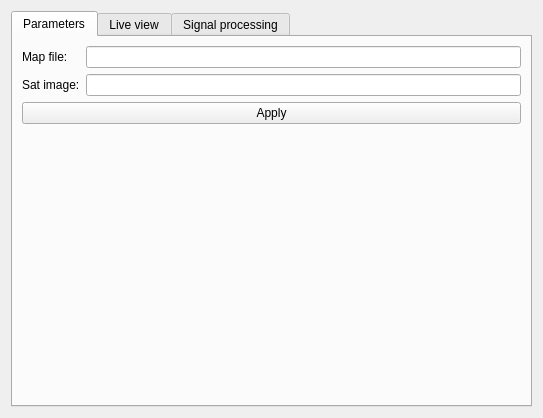
The window that Hanse/Module_SonarLocalization/form_sonarlocalization.ui (iti-luebeck/HANSE2011) describes before a commit, drawn with Qt 5.
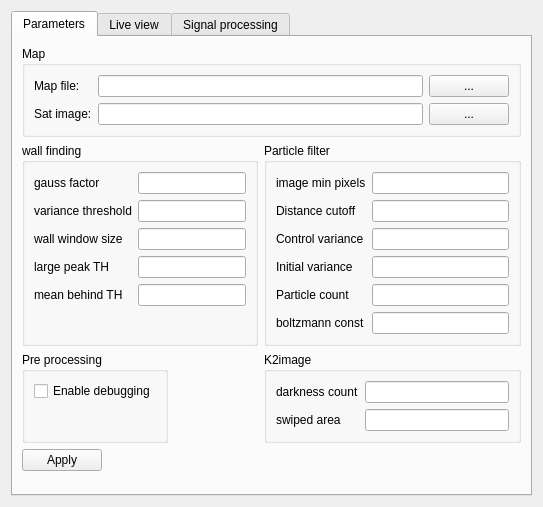
The same window after the commit.

Commit message: - migrate to Jan's better QGraphicsView - made a lot of SonarLocalization parameters runtime changeable - sonar particle filter runs in a seperate thread now - misc bugfixes

```diff
--- a/Hanse/Module_SonarLocalization/form_sonarlocalization.ui
+++ b/Hanse/Module_SonarLocalization/form_sonarlocalization.ui
@@ -7,7 +7,7 @@
     <x>0</x>
     <y>0</y>
     <width>543</width>
-    <height>418</height>
+    <height>507</height>
    </rect>
   </property>
   <property name="windowTitle">
@@ -23,33 +23,235 @@
       <attribute name="title">
        <string>Parameters</string>
       </attribute>
-      <layout class="QFormLayout" name="formLayout">
-       <item row="0" column="0">
-        <widget class="QLabel" name="label_3">
-         <property name="text">
-          <string>Map file: </string>
+      <layout class="QFormLayout" name="formLayout_2">
+       <item row="5" column="1">
+        <widget class="QGroupBox" name="groupBox_4">
+         <property name="title">
+          <string>K2image</string>
          </property>
+         <layout class="QFormLayout" name="formLayout">
+          <property name="fieldGrowthPolicy">
+           <enum>QFormLayout::AllNonFixedFieldsGrow</enum>
+          </property>
+          <item row="0" column="0">
+           <widget class="QLabel" name="label_6">
+            <property name="text">
+             <string>darkness count</string>
+            </property>
+           </widget>
+          </item>
+          <item row="0" column="1">
+           <widget class="QLineEdit" name="darknessCnt"/>
+          </item>
+          <item row="1" column="0">
+           <widget class="QLabel" name="label_7">
+            <property name="text">
+             <string>swiped area</string>
+            </property>
+           </widget>
+          </item>
+          <item row="1" column="1">
+           <widget class="QLineEdit" name="swipedArea"/>
+          </item>
+         </layout>
         </widget>
        </item>
-       <item row="0" column="1">
-        <widget class="QLineEdit" name="config_mapFile"/>
-       </item>
-       <item row="2" column="0" colspan="2">
+       <item row="6" column="0">
         <widget class="QPushButton" name="pushButton">
          <property name="text">
           <string>Apply</string>
          </property>
         </widget>
        </item>
-       <item row="1" column="0">
-        <widget class="QLabel" name="label_4">
-         <property name="text">
-          <string>Sat image:</string>
+       <item row="4" column="0">
+        <widget class="QGroupBox" name="groupBox_3">
+         <property name="title">
+          <string>wall finding</string>
          </property>
+         <layout class="QFormLayout" name="formLayout_3">
+          <property name="fieldGrowthPolicy">
+           <enum>QFormLayout::AllNonFixedFieldsGrow</enum>
+          </property>
+          <item row="1" column="0">
+           <widget class="QLabel" name="label_5">
+            <property name="text">
+             <string>variance threshold</string>
+            </property>
+           </widget>
+          </item>
+          <item row="1" column="1">
+           <widget class="QLineEdit" name="varTH"/>
+          </item>
+          <item row="3" column="0">
+           <widget class="QLabel" name="label_9">
+            <property name="text">
+             <string>wall window size</string>
+            </property>
+           </widget>
+          </item>
+          <item row="3" column="1">
+           <widget class="QLineEdit" name="wallWindowSize"/>
+          </item>
+          <item row="4" column="0">
+           <widget class="QLabel" name="label_10">
+            <property name="text">
+             <string>large peak TH</string>
+            </property>
+           </widget>
+          </item>
+          <item row="4" column="1">
+           <widget class="QLineEdit" name="largePeakTH"/>
+          </item>
+          <item row="5" column="0">
+           <widget class="QLabel" name="label_11">
+            <property name="text">
+             <string>mean behind TH</string>
+            </property>
+           </widget>
+          </item>
+          <item row="5" column="1">
+           <widget class="QLineEdit" name="meanBehindTH"/>
+          </item>
+          <item row="0" column="1">
+           <widget class="QLineEdit" name="gaussFactor"/>
+          </item>
+          <item row="0" column="0">
+           <widget class="QLabel" name="label_8">
+            <property name="text">
+             <string>gauss factor</string>
+            </property>
+           </widget>
+          </item>
+         </layout>
         </widget>
        </item>
-       <item row="1" column="1">
-        <widget class="QLineEdit" name="config_satImage"/>
+       <item row="4" column="1">
+        <widget class="QGroupBox" name="groupBox_6">
+         <property name="title">
+          <string>Particle filter</string>
+         </property>
+         <layout class="QFormLayout" name="formLayout_5">
+          <item row="2" column="0">
+           <widget class="QLabel" name="label_12">
+            <property name="text">
+             <string>Distance cutoff</string>
+            </property>
+           </widget>
+          </item>
+          <item row="2" column="1">
+           <widget class="QLineEdit" name="distanceCutoff"/>
+          </item>
+          <item row="3" column="0">
+           <widget class="QLabel" name="label_13">
+            <property name="text">
+             <string>Control variance</string>
+            </property>
+           </widget>
+          </item>
+          <item row="3" column="1">
+           <widget class="QLineEdit" name="controlVariance"/>
+          </item>
+          <item row="4" column="0">
+           <widget class="QLabel" name="label_14">
+            <property name="text">
+             <string>Initial variance</string>
+            </property>
+           </widget>
+          </item>
+          <item row="4" column="1">
+           <widget class="QLineEdit" name="initVariance"/>
+          </item>
+          <item row="5" column="0">
+           <widget class="QLabel" name="label_15">
+            <property name="text">
+             <string>Particle count</string>
+            </property>
+           </widget>
+          </item>
+          <item row="5" column="1">
+           <widget class="QLineEdit" name="particleCount"/>
+          </item>
+          <item row="6" column="0">
+           <widget class="QLabel" name="label_16">
+            <property name="text">
+             <string>boltzmann const</string>
+            </property>
+           </widget>
+          </item>
+          <item row="6" column="1">
+           <widget class="QLineEdit" name="boltzmann"/>
+          </item>
+          <item row="1" column="0">
+           <widget class="QLabel" name="label_17">
+            <property name="text">
+             <string>image min pixels</string>
+            </property>
+           </widget>
+          </item>
+          <item row="1" column="1">
+           <widget class="QLineEdit" name="imgMinPixels"/>
+          </item>
+         </layout>
+        </widget>
+       </item>
+       <item row="2" column="0" colspan="2">
+        <widget class="QGroupBox" name="groupBox_2">
+         <property name="title">
+          <string>Map</string>
+         </property>
+         <layout class="QGridLayout" name="gridLayout_3">
+          <item row="0" column="0">
+           <widget class="QLabel" name="label_3">
+            <property name="text">
+             <string>Map file: </string>
+            </property>
+           </widget>
+          </item>
+          <item row="0" column="1">
+           <widget class="QLineEdit" name="config_mapFile"/>
+          </item>
+          <item row="0" column="2">
+           <widget class="QPushButton" name="selMap">
+            <property name="text">
+             <string>...</string>
+            </property>
+           </widget>
+          </item>
+          <item row="1" column="0">
+           <widget class="QLabel" name="label_4">
+            <property name="text">
+             <string>Sat image:</string>
+            </property>
+           </widget>
+          </item>
+          <item row="1" column="1">
+           <widget class="QLineEdit" name="config_satImage"/>
+          </item>
+          <item row="1" column="2">
+           <widget class="QPushButton" name="selSat">
+            <property name="text">
+             <string>...</string>
+            </property>
+           </widget>
+          </item>
+         </layout>
+        </widget>
+       </item>
+       <item row="5" column="0">
+        <widget class="QGroupBox" name="groupBox_7">
+         <property name="title">
+          <string>Pre processing</string>
+         </property>
+         <layout class="QFormLayout" name="formLayout_4">
+          <item row="0" column="0">
+           <widget class="QCheckBox" name="debug">
+            <property name="text">
+             <string>Enable debugging</string>
+            </property>
+           </widget>
+          </item>
+         </layout>
+        </widget>
        </item>
       </layout>
      </widget>
```
Left out of the diff: 88 changed lines with no effect on the pictures. The commit also changes 13 other files.
